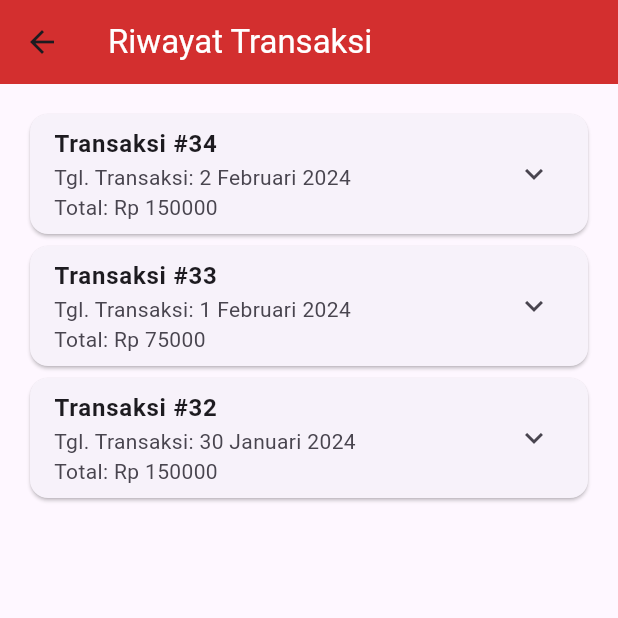
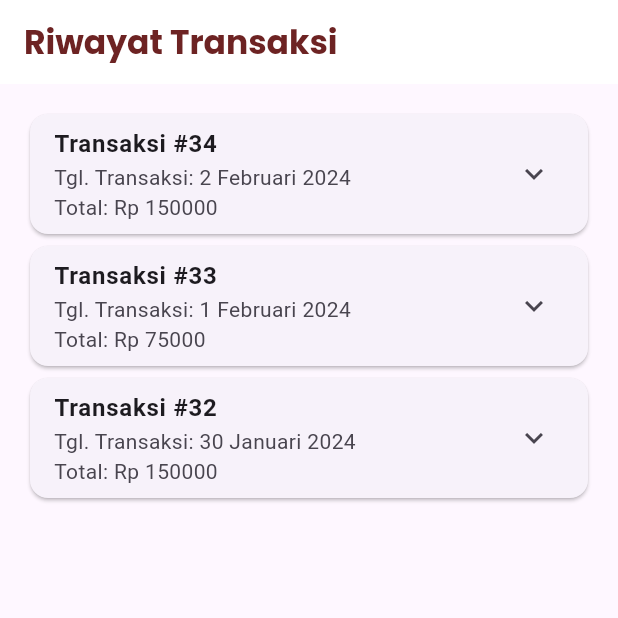
Before and after one commit to alamsyahkuba/latihankasirapp, a Flutter app: the RiwayatTransaksi screen opened directly, on a phone screen of 412 x 824 dp, the top half of it. Run offline on Flutter 3.47's test engine with Material 3 defaults, Android fonts, the phone set to English and light mode, and no system bars; our stand-ins replace curved_navigation_bar, google_fonts, shared_preferences, supabase_flutter; missing offline and left inert: bcrypt; accounts and stored records are empty; network calls fail.

Commit message:
sedikit perubahan

```diff
--- a/lib/main.dart
+++ b/lib/main.dart
@@ -25,7 +25,7 @@ class MyApp extends StatelessWidget {
   Widget build(BuildContext context) {
     return MaterialApp(
       debugShowCheckedModeBanner: false,
-      home: TransaksiPage(),
+      home: RiwayatTransaksi(),
     );
   }
 }
--- a/lib/pages/riwayatTransaksi.dart
+++ b/lib/pages/riwayatTransaksi.dart
@@ -1,4 +1,5 @@
 import 'package:flutter/material.dart';
+import 'package:latihankasirapp/pages/theme.dart';
 
 class RiwayatTransaksi extends StatefulWidget {
   @override
@@ -25,8 +26,8 @@ class _RiwayatTransaksiState extends State<RiwayatTransaksi> {
   Widget build(BuildContext context) {
     return Scaffold(
       appBar: AppBar(
-        title: Text('Riwayat Transaksi', style: TextStyle(color: Colors.white)),
-        backgroundColor: Colors.red.shade700,
+        title: Text("Riwayat Transaksi", style: sixTextStyle.copyWith(fontSize: 22, color: secondaryColor)),
+        backgroundColor: Colors.white,
       ),
       body: Padding(
         padding: const EdgeInsets.all(16.0),
```
